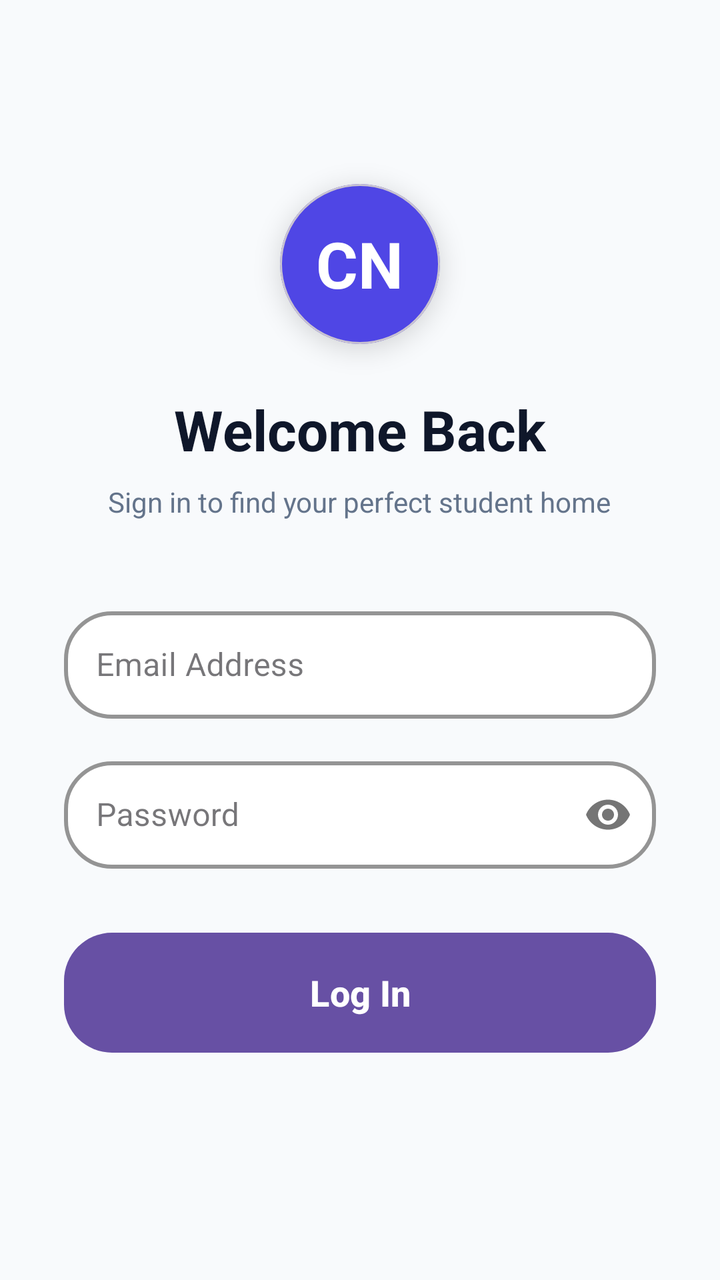
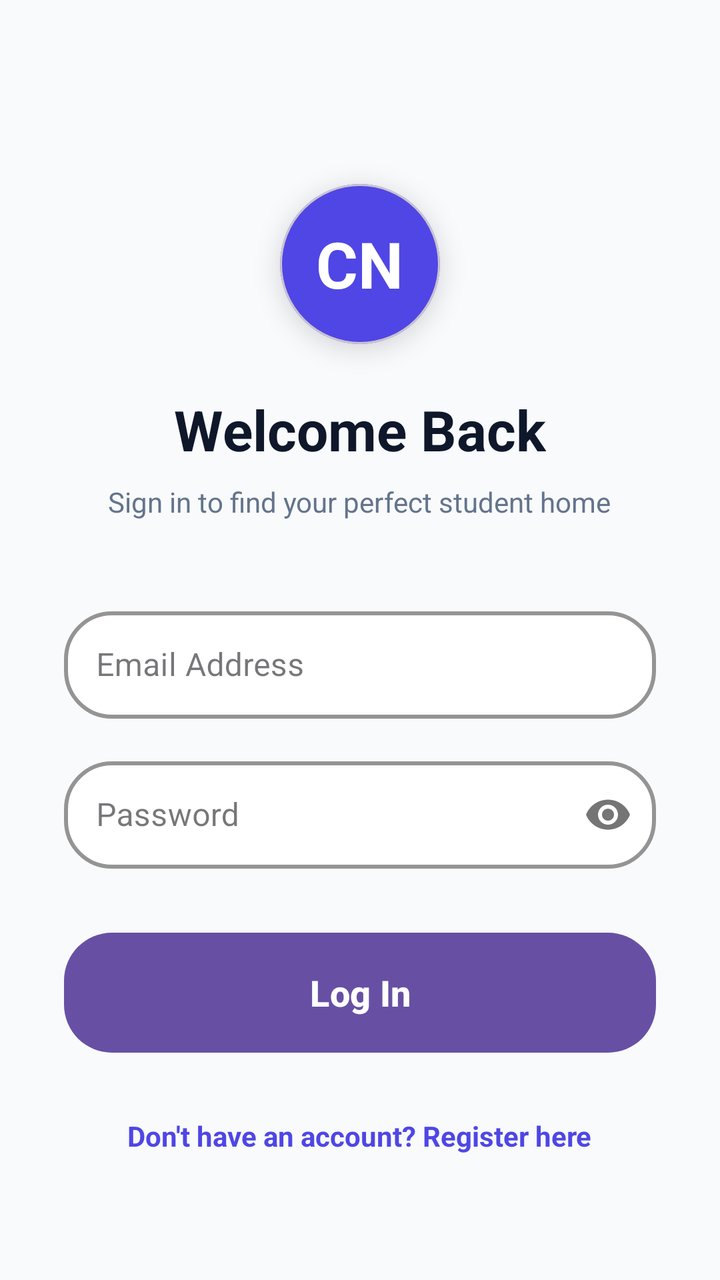

Before-and-after screenshots of an Android layout around one commit, followed by the original layout XML and the change that was made.
<!-- AndroidManifest.xml: application theme Theme.CampusNestApp -->
<!-- res/layout/activity_login.xml -->
<?xml version="1.0" encoding="utf-8"?>
<ScrollView xmlns:android="http://schemas.android.com/apk/res/android"
    xmlns:app="http://schemas.android.com/apk/res-auto"
    android:layout_width="match_parent"
    android:layout_height="match_parent"
    android:background="@color/background"
    android:fillViewport="true">

    <LinearLayout
        android:layout_width="match_parent"
        android:layout_height="wrap_content"
        android:orientation="vertical"
        android:padding="32dp"
        android:gravity="center_horizontal">

        
        <com.google.android.material.card.MaterialCardView
            android:layout_width="80dp"
            android:layout_height="80dp"
            app:cardCornerRadius="40dp"
            app:cardBackgroundColor="@color/primary"
            app:cardElevation="8dp"
            android:layout_marginTop="60dp"
            android:layout_marginBottom="24dp">

            <TextView
                android:layout_width="wrap_content"
                android:layout_height="wrap_content"
                android:text="CN"
                android:textColor="@color/white"
                android:textSize="32sp"
                android:textStyle="bold"
                android:layout_gravity="center"/>
        </com.google.android.material.card.MaterialCardView>

        <TextView
            android:layout_width="wrap_content"
            android:layout_height="wrap_content"
            android:text="Welcome Back"
            android:textSize="28sp"
            android:textStyle="bold"
            android:textColor="@color/text_main"
            android:layout_marginBottom="8dp"/>

        <TextView
            android:layout_width="wrap_content"
            android:layout_height="wrap_content"
            android:text="Sign in to find your perfect student home"
            android:textSize="14sp"
            android:textColor="@color/text_sub"
            android:layout_marginBottom="40dp"/>

        
        <com.google.android.material.textfield.TextInputLayout
            android:layout_width="match_parent"
            android:layout_height="wrap_content"
            android:layout_marginBottom="16dp"
            app:boxBackgroundColor="@color/white"
            app:boxCornerRadiusTopStart="24dp"
            app:boxCornerRadiusTopEnd="24dp"
            app:boxCornerRadiusBottomStart="24dp"
            app:boxCornerRadiusBottomEnd="24dp"
            app:boxStrokeColor="@color/primary"
            app:boxStrokeWidth="2dp"
            style="@style/Widget.MaterialComponents.TextInputLayout.OutlinedBox">

            <com.google.android.material.textfield.TextInputEditText
                android:id="@+id/etEmail"
                android:layout_width="match_parent"
                android:layout_height="wrap_content"
                android:hint="Email Address"
                android:inputType="textEmailAddress"
                android:padding="16dp"/>
        </com.google.android.material.textfield.TextInputLayout>

        <com.google.android.material.textfield.TextInputLayout
            android:layout_width="match_parent"
            android:layout_height="wrap_content"
            android:layout_marginBottom="32dp"
            app:boxBackgroundColor="@color/white"
            app:boxCornerRadiusTopStart="24dp"
            app:boxCornerRadiusTopEnd="24dp"
            app:boxCornerRadiusBottomStart="24dp"
            app:boxCornerRadiusBottomEnd="24dp"
            app:boxStrokeColor="@color/primary"
            app:boxStrokeWidth="2dp"
            app:passwordToggleEnabled="true"
            style="@style/Widget.MaterialComponents.TextInputLayout.OutlinedBox">

            <com.google.android.material.textfield.TextInputEditText
                android:id="@+id/etPassword"
                android:layout_width="match_parent"
                android:layout_height="wrap_content"
                android:hint="Password"
                android:inputType="textPassword"
                android:padding="16dp"/>
        </com.google.android.material.textfield.TextInputLayout>

        <Button
            android:id="@+id/btnLogin"
            android:layout_width="match_parent"
            android:layout_height="60dp"
            android:text="Log In"
            android:textAllCaps="false"
            android:textSize="18sp"
            android:textStyle="bold"
            android:background="@drawable/bg_button_bubbly"
            android:textColor="@color/white"/>

        <ProgressBar
            android:id="@+id/progressBar"
            android:layout_width="wrap_content"
            android:layout_height="wrap_content"
            android:layout_marginTop="16dp"
            android:visibility="gone"
            android:indeterminateTint="@color/primary"/>

    </LinearLayout>
</ScrollView>
<!-- resources referenced by this layout -->
<resources>
  <color name="background">#F8FAFC</color>
  <color name="primary">#4F46E5</color>
  <color name="text_main">#0F172A</color>
  <color name="text_sub">#64748B</color>
  <color name="white">#FFFFFF</color>
  <!-- drawable bg_button_bubbly (drawable) -->
  <?xml version="1.0" encoding="utf-8"?>
  <shape xmlns:android="http://schemas.android.com/apk/res/android">
      <solid android:color="@color/primary"/>
      <corners android:radius="24dp"/>
  </shape>
  <style name="Theme.CampusNestApp" parent="Base.Theme.CampusNestApp" />
  <style name="Base.Theme.CampusNestApp" parent="Theme.Material3.DayNight.NoActionBar">
          
          
      </style>
</resources>

<!-- the commit's change to res/layout/activity_login.xml (unified diff, before → after) -->
@@ -1,6 +1,7 @@
 <?xml version="1.0" encoding="utf-8"?>
 <ScrollView xmlns:android="http://schemas.android.com/apk/res/android"
     xmlns:app="http://schemas.android.com/apk/res-auto"
+    xmlns:tools="http://schemas.android.com/tools"
     android:layout_width="match_parent"
     android:layout_height="match_parent"
     android:background="@color/background"
@@ -115,5 +116,17 @@
             android:visibility="gone"
             android:indeterminateTint="@color/primary"/>
 
+        
+        <TextView
+            android:id="@+id/tvGoToRegister"
+            android:layout_width="wrap_content"
+            android:layout_height="wrap_content"
+            android:text="Don't have an account? Register here"
+            android:textColor="@color/primary"
+            android:textStyle="bold"
+            android:layout_marginTop="24dp"
+            android:padding="8dp"
+            tools:ignore="HardcodedText" />
+
     </LinearLayout>
 </ScrollView>
